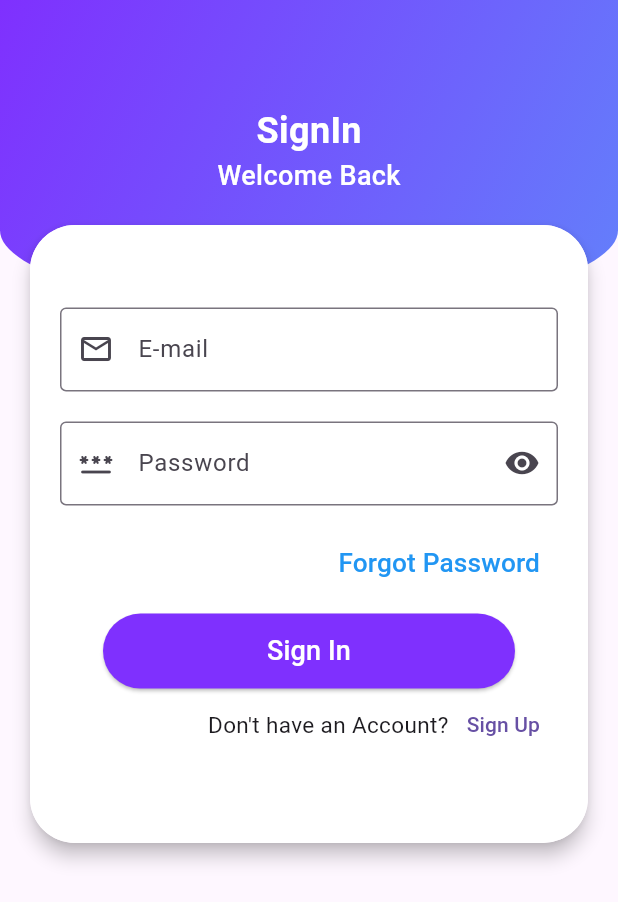
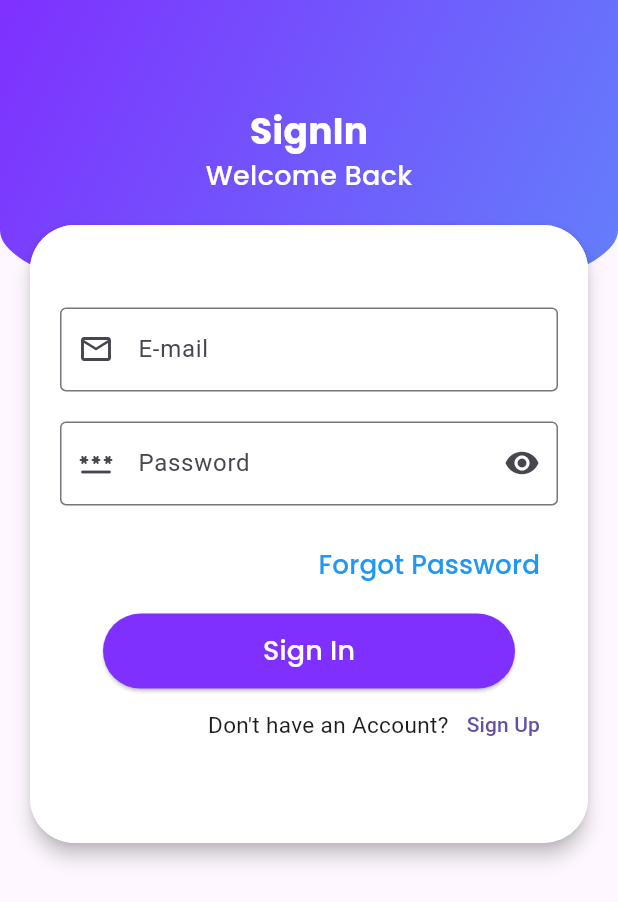
Before and after one commit to ashiqu-ali/genie, a Flutter app: the SignInPage screen opened directly, on a phone screen of 412 x 824 dp. Shown: the top 902 px of the screen. Run offline on Flutter 3.47's test engine with Material 3 defaults, Android fonts, the light colour scheme and no system bars; our stand-ins replace google_fonts.

Commit message:
font changed to poppins

```diff
--- a/lib/utils/style.dart
+++ b/lib/utils/style.dart
@@ -1,4 +1,5 @@
 import 'package:flutter/material.dart';
+import 'package:google_fonts/google_fonts.dart';
 
 //Colors
 Color background = const Color(0xFFF9F7F3);
@@ -7,21 +8,21 @@ Color primary2 =const Color(0xFF6380fb);
 Color white = const Color(0xFFFFFFFF);
 
 //TextStyle
-TextStyle heading1 = TextStyle(
+TextStyle heading1 = GoogleFonts.poppins(
     color: white,
     fontSize: 24,
     fontWeight: FontWeight.bold
 );
-TextStyle heading2 = TextStyle(
+TextStyle heading2 = GoogleFonts.poppins(
     color: white,
     fontSize: 18,
     fontWeight: FontWeight.w500
 );
-TextStyle heading3 = const TextStyle(
+TextStyle heading3 = GoogleFonts.poppins(
     color: Colors.blue,
     fontSize: 17.5
 );
-TextStyle button = TextStyle(
+TextStyle button = GoogleFonts.poppins(
     color: white,
     fontSize: 18,
     fontStyle: FontStyle.normal
```
Also changed, not shown: lib/pages/home_page.dart (added).
